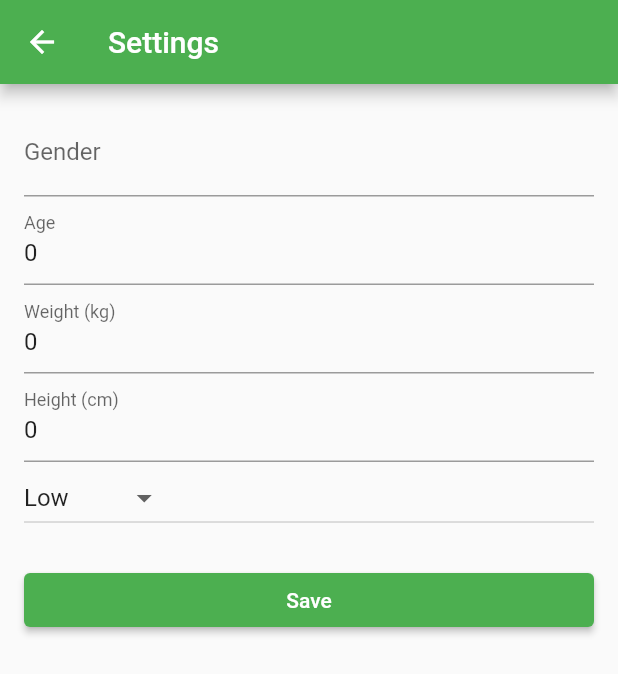
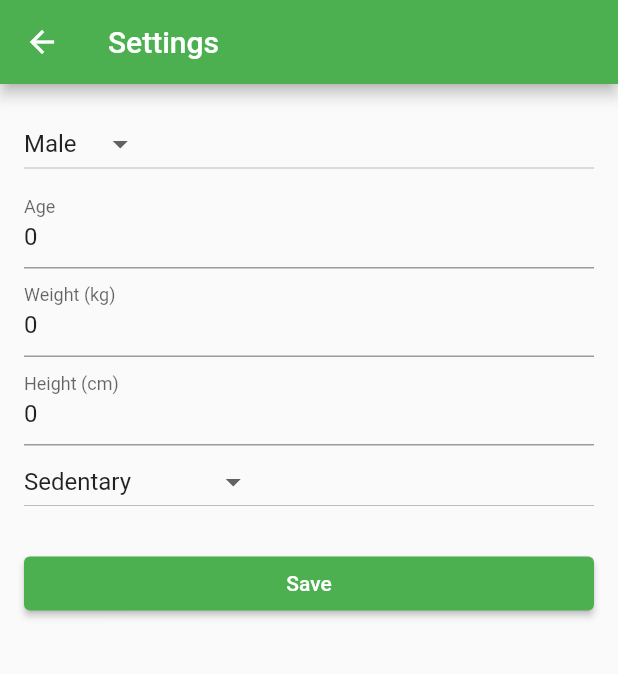
Before and after one commit to rashodkorala/Getfit, a Flutter app: the SettingsPage screen opened directly with empty values, on a phone screen of 412 x 824 dp. Shown: the top 674 px of the screen. Run offline on Flutter 3.47's test engine with Material 2 defaults, Android fonts, the light colour scheme and no system bars; our stand-ins replace cloud_firestore, firebase_auth, firebase_core, shared_preferences; accounts and stored records are empty.

Commit message:
more implementation of the user profiles.

```diff
--- a/lib/view/settings_view.dart
+++ b/lib/view/settings_view.dart
@@ -14,45 +14,38 @@ class SettingsPage extends StatefulWidget {
 }
 
 class _SettingsPageState extends State<SettingsPage> {
-  late TextEditingController genderController;
-  late TextEditingController ageController;
-  late TextEditingController weightController;
-  late TextEditingController heightController;
-  late String selectedActivityLevel;
+  //TextEditingController genderController = TextEditingController();
+  TextEditingController ageController = TextEditingController();
+  TextEditingController weightController = TextEditingController();
+  TextEditingController heightController = TextEditingController();
+  String selectedActivityLevel = 'Sedentary'; // Default value for dropdown
+  String selectedGender = 'Male'; // Default value for gender dropdown
 
   @override
   void initState() {
     super.initState();
-    genderController = TextEditingController();
-    ageController = TextEditingController();
-    weightController = TextEditingController();
-    heightController = TextEditingController();
-    selectedActivityLevel = 'Low';
-
-    // Fetch profile data and set the text controllers
-    fetchUserProfile();
+    fetchProfileData();
   }
 
-  Future<void> fetchUserProfile() async {
+  Future<void> fetchProfileData() async {
     FirebaseFirestore firestore = FirebaseFirestore.instance;
     DocumentSnapshot<Map<String, dynamic>> snapshot =
     await firestore.collection('profiles').doc(widget.currentUser?.uid).get();
 
     if (snapshot.exists) {
-      Map<String, dynamic>? userProfile = snapshot.data();
       setState(() {
-        genderController.text = userProfile?['gender'] ?? '';
-        ageController.text = userProfile?['age']?.toString() ?? '';
-        weightController.text = userProfile?['weight']?.toString() ?? '';
-        heightController.text = userProfile?['height']?.toString() ?? '';
-        selectedActivityLevel = userProfile?['activityLevel'] ?? 'Low';
+        //genderController.text = snapshot.data()?['gender'] ?? '';
+        ageController.text = snapshot.data()?['age']?.toString() ?? '';
+        weightController.text = snapshot.data()?['weight']?.toString() ?? '';
+        heightController.text = snapshot.data()?['height']?.toString() ?? '';
+        selectedActivityLevel = snapshot.data()?['activityLevel'] ?? 'Sedentary';
+        selectedGender = snapshot.data()?['gender'] ?? 'Male';
       });
     }
   }
 
   Future<void> updateProfile() async {
-    // Retrieve entered data
-    String gender = genderController.text;
+    String gender = selectedGender;
     int age = int.tryParse(ageController.text) ?? 0;
     double weight = double.tryParse(weightController.text) ?? 0.0;
     double height = double.tryParse(heightController.text) ?? 0.0;
@@ -74,21 +67,38 @@ class _SettingsPageState extends State<SettingsPage> {
       SharedPreferences prefs = await SharedPreferences.getInstance();
       await prefs.setBool('profileCompleted', true);
 
-      // Navigate back to the home page or profile page after updating
       Navigator.pop(context);
     } catch (e) {
       print('Error updating profile data: $e');
     }
   }
 
-  @override
-  void dispose() {
-    // Dispose the controllers
-    genderController.dispose();
-    ageController.dispose();
-    weightController.dispose();
-    heightController.dispose();
-    super.dispose();
+  double calculateBMI(double weight, double height) {
+    return weight / ((height / 100) * (height / 100));
+  }
+
+  double calculateTDEE(double weight, double height, int age, String gender, String activitylevel) {
+    double bmr;
+    if (gender == 'Male') {
+      bmr = 10 * weight + 6.25 * height - 5 * age + 5;
+    } else {
+      bmr = 10 * weight + 6.25 * height - 5 * age - 161;
+    }
+
+    switch (activitylevel) {
+      case 'Sedentary':
+        return bmr * 1.2;
+      case 'Lightly active':
+        return bmr * 1.375;
+      case 'Moderately active':
+        return bmr * 1.55;
+      case 'Very active':
+        return bmr * 1.725;
+      case 'Super active':
+        return bmr * 1.9;
+      default:
+        return bmr;
+    }
   }
 
   @override
@@ -102,9 +112,27 @@ class _SettingsPageState extends State<SettingsPage> {
         child: Column(
           crossAxisAlignment: CrossAxisAlignment.stretch,
           children: [
-            TextFormField(
-              controller: genderController,
-              decoration: InputDecoration(labelText: 'Gender'),
+            DropdownButton<String>(
+              value: selectedGender,
+              items: [
+                DropdownMenuItem<String>(
+                  value: 'Male',
+                  child: Text('Male'),
+                ),
+                DropdownMenuItem<String>(
+                  value: 'Female',
+                  child: Text('Female'),
+                ),
+                DropdownMenuItem<String>(
+                  value: 'Other',
+                  child: Text('Other'),
+                ),
+              ],
+              onChanged: (newValue) {
+                setState(() {
+                  selectedGender = newValue!;
+                });
+              },
             ),
             TextFormField(
               controller: ageController,
@@ -125,16 +153,24 @@ class _SettingsPageState extends State<SettingsPage> {
               value: selectedActivityLevel,
               items: [
                 DropdownMenuItem<String>(
-                  value: 'Low',
-                  child: Text('Low'),
+                  value: 'Sedentary',
+                  child: Text('Sedentary'),
                 ),
                 DropdownMenuItem<String>(
-                  value: 'Moderate',
-                  child: Text('Moderate'),
+                  value: 'Lightly Active',
+                  child: Text('Lightly Active'),
                 ),
                 DropdownMenuItem<String>(
-                  value: 'High',
-                  child: Text('High'),
+                  value: 'Moderately Active',
+                  child: Text('Moderately Active'),
+                ),
+                DropdownMenuItem<String>(
+                  value: 'Very active',
+                  child: Text('Very active'),
+                ),
+                DropdownMenuItem<String>(
+                  value: 'Super active',
+                  child: Text('Super active'),
                 ),
               ],
               onChanged: (newValue) {
```
